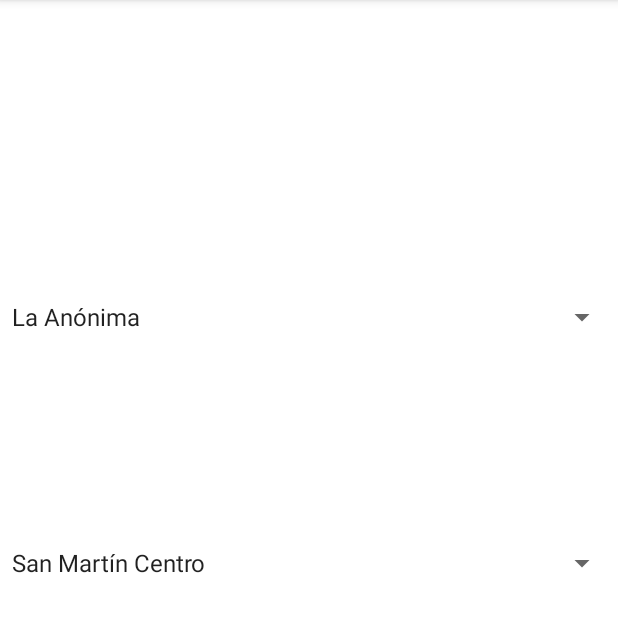
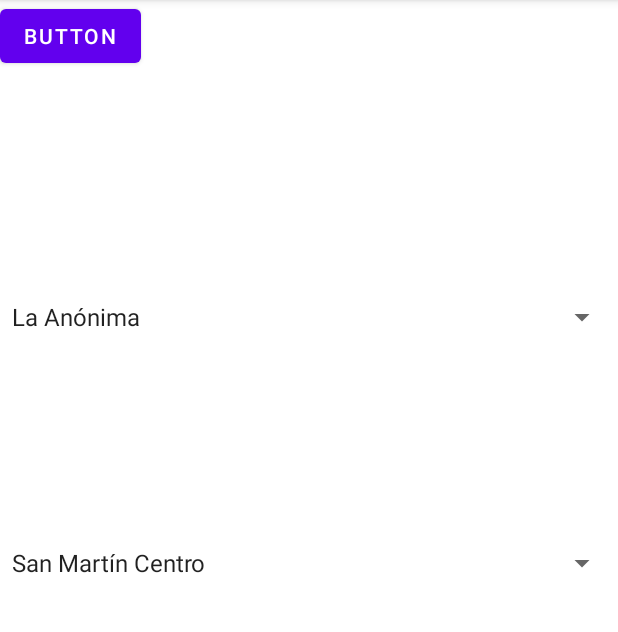
Before and after one commit to ivansurif/cocodrilo, an Android app: the screen it shows after launch (NewPurchase), after a tap on "NUEVA COMPRA", on a phone screen of 412 x 824 dp, the part 84-716 px from its top. Run offline under Robolectric (Android 15) with nearby library versions, the phone set to English and light mode, and no system bars.

Commit message:
Sprint 1.3

```diff
--- a/app/src/main/java/com/example/cocodrilov20210216/NewPurchase.java
+++ b/app/src/main/java/com/example/cocodrilov20210216/NewPurchase.java
@@ -3,6 +3,7 @@ package com.example.cocodrilov20210216;
 import androidx.appcompat.app.AppCompatActivity;
 
 import android.app.Activity;
+import android.content.Intent;
 import android.os.Bundle;
 import android.util.Log;
 import android.view.View;
@@ -11,6 +12,8 @@ import android.widget.ArrayAdapter;
 import android.widget.Spinner;
 
 public class NewPurchase extends AppCompatActivity implements AdapterView.OnItemSelectedListener {
+    static  String EXTRA_STOREBRAND = "com.example.cocodrilov20210216.STOREBRAND";
+    static  String EXTRA_STORELOCATION = "com.example.cocodrilov20210216.STORELOCATION";
 
 
 
@@ -46,6 +49,7 @@ public class NewPurchase extends AppCompatActivity implements AdapterView.OnItem
             Log.d("SELECTION","Spinner ID: "+spinnerId);
             Log.d("SELECTION","Usuario hizo selección: "+pos);
             String selection = parent.getSelectedItem().toString();
+            EXTRA_STOREBRAND = selection;
             Log.d("SELECTION","selección: "+selection);
         if(pos == 0){
             populateLocationsSpinner(brandsLocationsSpinner,view, String.valueOf(R.array.supermarket_brands_0_locations));
@@ -60,6 +64,7 @@ public class NewPurchase extends AppCompatActivity implements AdapterView.OnItem
         if(spinnerId == R.id.brands_locations){
             String brandsLocationsSpinnerSelection = brandsLocationsSpinner.getSelectedItem().toString();
             Log.d("SELECTION","selección spinner: "+brandsLocationsSpinnerSelection);
+            EXTRA_STORELOCATION = brandsLocationsSpinnerSelection;
         }
 
 
@@ -94,4 +99,15 @@ public class NewPurchase extends AppCompatActivity implements AdapterView.OnItem
         //button.setVisibility(View.VISIBLE);
 
     }
+
+    public void enterProductData(View view) {
+        Intent intent = new Intent(this, ScanTicket.class);
+        intent.putExtra("EXTRA_STORE_BRAND", EXTRA_STOREBRAND);
+        intent.putExtra("EXTRA_STORE_LOCATION", EXTRA_STORELOCATION);
+        startActivity(intent);
+
+    }
+
+
+
 }
--- a/app/src/main/res/layout/activity_new_purchase.xml
+++ b/app/src/main/res/layout/activity_new_purchase.xml
@@ -36,4 +36,13 @@
         android:onClick="photo"
         android:visibility="gone"/>
 
+    <Button
+        android:id="@+id/button"
+        android:layout_width="wrap_content"
+        android:layout_height="wrap_content"
+        android:onClick="enterProductData"
+        android:text="Button"
+        tools:layout_editor_absoluteX="155dp"
+        tools:layout_editor_absoluteY="581dp" />
+
 </androidx.constraintlayout.widget.ConstraintLayout>
```
Also changed, not shown: app/build.gradle (+16 -0 lines), app/src/main/java/com/example/cocodrilov20210216/ScanTicket.java (+7 -0 lines), app/src/main/res/layout/activity_main.xml (+4 -3 lines).
